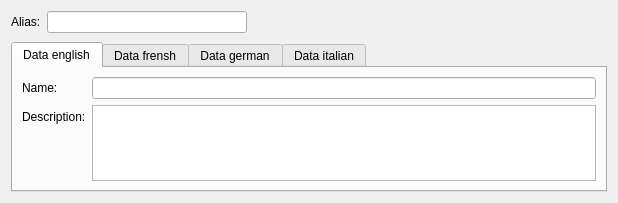
First picture: the form in src/mdttools/mdttesttool/mdtTtTestSystemComponentEditor.ui, repository scandyna/multidiagtools, before the edit.
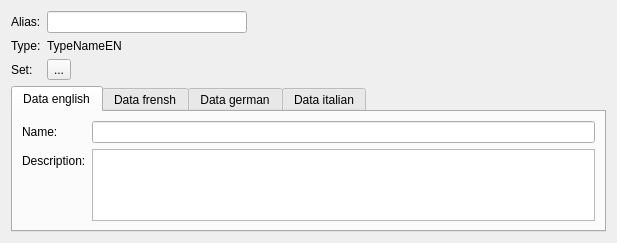
Second picture: the form after the edit.

Commit message: Created selection dialogs + working on test tool

The edit to the form file:
```diff
--- a/src/mdttools/mdttesttool/mdtTtTestSystemComponentEditor.ui
+++ b/src/mdttools/mdttesttool/mdtTtTestSystemComponentEditor.ui
@@ -6,8 +6,8 @@
    <rect>
     <x>0</x>
     <y>0</y>
-    <width>618</width>
-    <height>203</height>
+    <width>617</width>
+    <height>228</height>
    </rect>
   </property>
   <property name="windowTitle">
@@ -36,6 +36,34 @@
        </property>
       </widget>
      </item>
+     <item row="1" column="0">
+      <widget class="QLabel" name="lbTypeNameEN">
+       <property name="text">
+        <string>Type:</string>
+       </property>
+      </widget>
+     </item>
+     <item row="1" column="1">
+      <widget class="QLabel" name="TypeNameEN">
+       <property name="text">
+        <string>TypeNameEN</string>
+       </property>
+      </widget>
+     </item>
+     <item row="2" column="1">
+      <widget class="QToolButton" name="pbSetType">
+       <property name="text">
+        <string>...</string>
+       </property>
+      </widget>
+     </item>
+     <item row="2" column="0">
+      <widget class="QLabel" name="lbSetType">
+       <property name="text">
+        <string>Set:</string>
+       </property>
+      </widget>
+     </item>
     </layout>
    </item>
    <item>
```
The commit also changes 23 other files.
